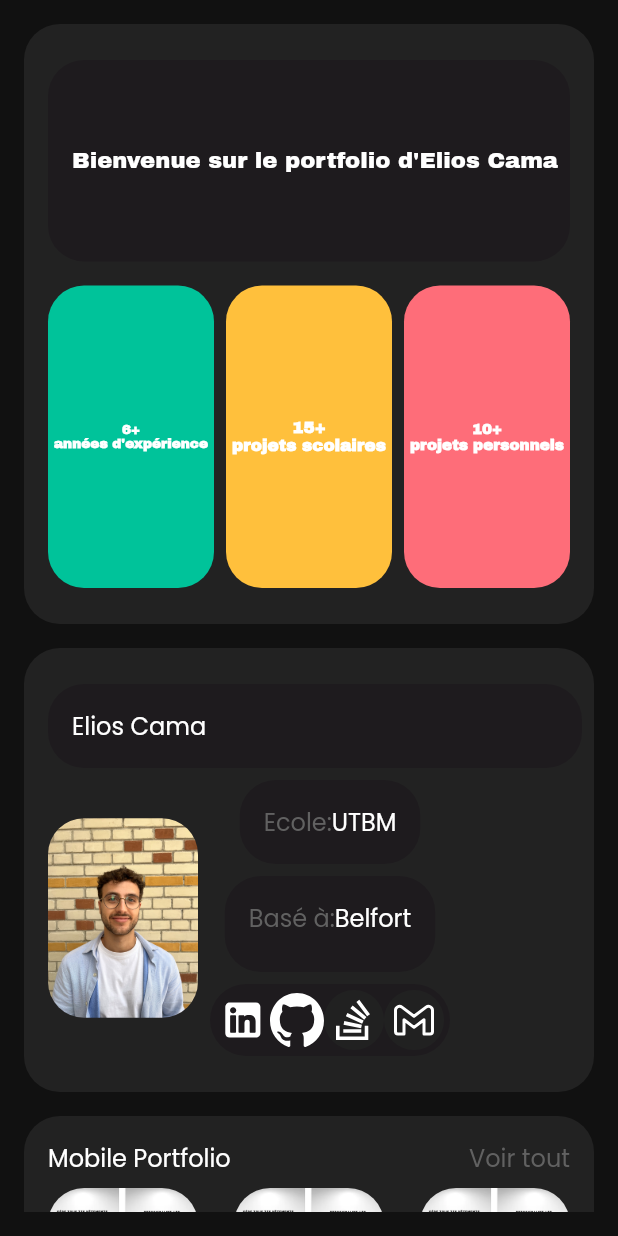
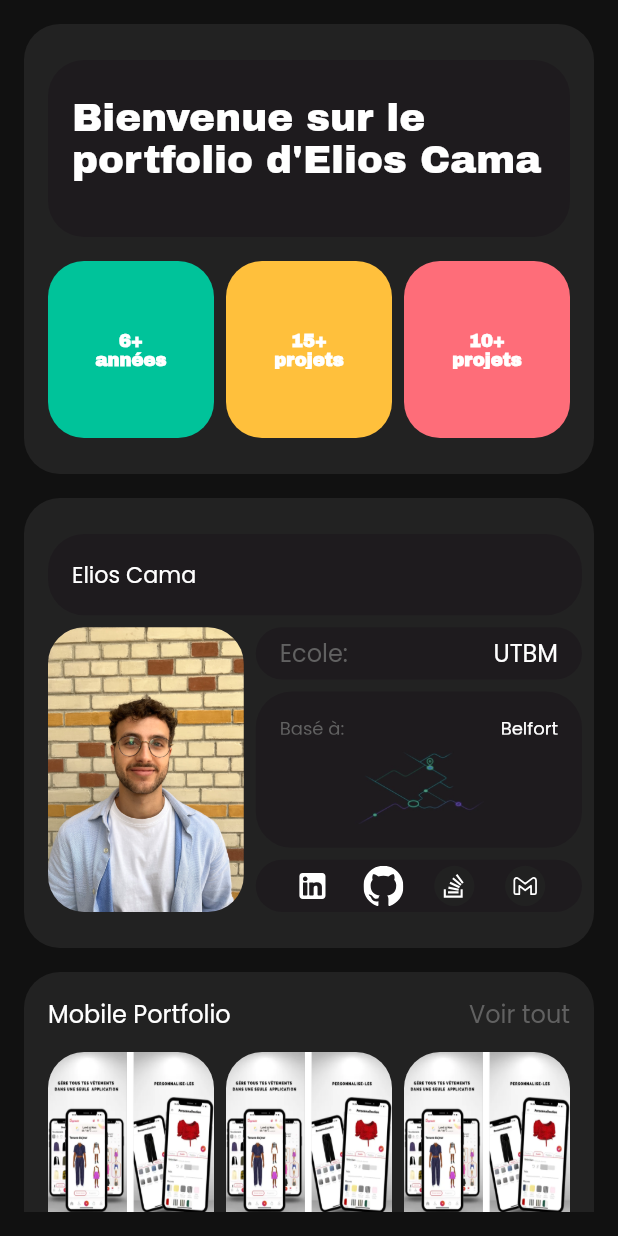
Before and after one commit to elios-cama/portfolio, a Flutter app: the screen it shows after launch, on a phone screen of 412 x 824 dp. Run offline on Flutter 3.47's test engine with Material 2 defaults, Android fonts, the light colour scheme and no system bars; drawn by our look-alikes of auto_size_text; our stand-ins replace flutter_svg, go_router, google_fonts, hooks_riverpod, riverpod.

Commit message:
finished the home page

```diff
--- a/lib/pages/layouts/home_page/desktop_grid_widget.dart
+++ b/lib/pages/layouts/home_page/desktop_grid_widget.dart
@@ -44,11 +44,11 @@ class DesktopGridWidget extends StatelessWidget {
               flex: 1,
               child: Column(
                 children: [
-                  Expanded(flex: 4,child: HomePageInfo(),),
+                  Expanded(flex: 3,child: HomePageInfo(),),
                   SizedBox(
                     height: defaultPadding,
                   ),
-                  Expanded(flex: 4,child: ResumeWidget(),),
+                  Expanded(flex: 2,child: ResumeWidget(),),
                 ],
               ),
             )
--- a/lib/pages/layouts/home_page/mobile_list_widget.dart
+++ b/lib/pages/layouts/home_page/mobile_list_widget.dart
@@ -22,21 +22,27 @@ class MobileListWidget extends StatelessWidget {
             mainAxisSize: MainAxisSize.min,
             children: [
               SizedBox(
+                height: 300,
                 child: HomePagePresentation(),
-                height: 400,
               ),
               SizedBox(
                 height: defaultPadding,
               ),
-              HomePageInfo(),
+              SizedBox(
+                height: 300,
+                child: HomePageInfo(),
+              ),
               SizedBox(
                 height: defaultPadding,
               ),
-              PortfolioCarousel(),
+              SizedBox(
+                height: 200,
+                child: PortfolioCarousel(),
+              ),
               SizedBox(
                 height: defaultPadding,
               ),
-              ResumeWidget()
+              SizedBox(height : 200,child: ResumeWidget())
             ],
           ),
         ),
--- a/lib/pages/side_bar/side_bar.dart
+++ b/lib/pages/side_bar/side_bar.dart
@@ -12,7 +12,6 @@ class SideBar extends ConsumerWidget {
   Widget build(BuildContext context, WidgetRef ref) {
     final pageIndex = ref.watch(sideBarIndexProvider);
     return Drawer(
-      width: 300,
       child: ListView(
         children: [
           DrawerHeader(
--- a/lib/responsive.dart
+++ b/lib/responsive.dart
@@ -17,21 +17,21 @@ class Responsive extends StatelessWidget {
       MediaQuery.of(context).size.width < 600;
 
   static bool isTablet(BuildContext context) =>
-      MediaQuery.of(context).size.width < 1100 &&
+      MediaQuery.of(context).size.width < 1000 &&
           MediaQuery.of(context).size.width >= 600;
 
   static bool isDesktop(BuildContext context) =>
-      MediaQuery.of(context).size.width >= 1100;
+      MediaQuery.of(context).size.width >= 1000;
 
   @override
   Widget build(BuildContext context) {
     final Size size = MediaQuery.of(context).size;
     // If our width is more than 1100 then we consider it a desktop
-    if (size.width >= 1100) {
+    if (size.width >= 1000) {
       return desktop;
     }
     // If width it less then 1100 and more then 850 we consider it as tablet
-    else if (size.width >= 850 && tablet != null) {
+    else if (size.width >= 600 && tablet != null) {
       return tablet!;
     }
     // Or less then that we called it mobile
--- a/lib/widgets/carousel/portfolio_carousel.dart
+++ b/lib/widgets/carousel/portfolio_carousel.dart
@@ -16,8 +16,12 @@ class PortfolioCarousel extends StatelessWidget {
           color: secondaryColor,
         ),
         child: Column(
+          crossAxisAlignment: CrossAxisAlignment.stretch,
+          mainAxisAlignment: MainAxisAlignment.spaceBetween,
           children: [
-            Row(
+            Expanded(
+              flex: 1,
+              child: Row(
                 mainAxisAlignment: MainAxisAlignment.spaceBetween,
                 children: [
                   const Text(
@@ -36,12 +40,13 @@ class PortfolioCarousel extends StatelessWidget {
                   ),
                 ],
               ),
-            const SizedBox(
-              height: 8,
             ),
-            Row(
+            const Spacer(),
+            const Expanded(
+              flex: 7,
+              child: Row(
                 mainAxisAlignment: MainAxisAlignment.spaceBetween,
-              children: const [
+                children: [
                   CarouselImageWidget(
                     path: 'daymode_carousel',
                   ),
@@ -58,6 +63,7 @@ class PortfolioCarousel extends StatelessWidget {
                     path: 'daymode_carousel',
                   ),
                 ],
+              ),
             )
           ],
         ));
--- a/lib/widgets/carousel/portfolio_carousel_image_widget.dart
+++ b/lib/widgets/carousel/portfolio_carousel_image_widget.dart
@@ -10,14 +10,14 @@ class CarouselImageWidget extends StatelessWidget {
 
   @override
   Widget build(BuildContext context) {
-    return Container(
-      width: 100,
-      height: 100,
-      decoration: BoxDecoration(
-        borderRadius: BorderRadius.circular(24),
-        image: DecorationImage(
-          image: AssetImage('assets/images/$path.png'),
-          fit: BoxFit.fill,
+    return Expanded(
+      child: Container(
+        decoration: BoxDecoration(
+          borderRadius: BorderRadius.circular(24),
+          image: DecorationImage(
+            image: AssetImage('assets/images/$path.png'),
+            fit: BoxFit.fill,
+          ),
         ),
       ),
     );
--- a/lib/widgets/informations/map_widget.dart
+++ b/lib/widgets/informations/map_widget.dart
@@ -1,3 +1,4 @@
+import 'package:auto_size_text/auto_size_text.dart';
 import 'package:flutter/material.dart';
 
 class MapWidget extends StatelessWidget {
@@ -13,28 +14,28 @@ class MapWidget extends StatelessWidget {
           borderRadius: BorderRadius.circular(24),
           color: const Color(0xFF1E1B1E),
         ),
-      child:Column(
+        child: Column(
           children: [
-              Row(
+            Expanded(
+              flex: 1,
+              child: Row(
                 mainAxisAlignment: MainAxisAlignment.spaceBetween,
-                crossAxisAlignment: CrossAxisAlignment.start,
                 children: [
-                  FittedBox(
-                    child: Text(
+                  AutoSizeText(
                     "Basé à:",
                     style: TextStyle(color: Colors.grey.shade700, fontSize: 16),
                   ),
-                  ),
-                  FittedBox(
-                    child: Text(
+                  AutoSizeText(
                     "Belfort",
                     style: TextStyle(color: Colors.white, fontSize: 16),
                   ),
-                  ),
                 ],
               ),
+            ),
             const SizedBox(height: 8),
-              Container(
+            Expanded(
+              flex: 4,
+              child: Container(
                 decoration: const BoxDecoration(
                   image: DecorationImage(
                     image: AssetImage('assets/images/map.png'),
@@ -42,8 +43,8 @@ class MapWidget extends StatelessWidget {
                   ),
                 ),
               ),
+            ),
           ],
-          )
-    );
+        ));
   }
 }
--- a/lib/widgets/informations/name_widget.dart
+++ b/lib/widgets/informations/name_widget.dart
@@ -8,14 +8,14 @@ class NameWidget extends StatelessWidget {
   @override
   Widget build(BuildContext context) {
     return Container(
-        padding: const EdgeInsets.all(16),
+      padding: const EdgeInsets.all(16),
         decoration: BoxDecoration(
           borderRadius: BorderRadius.circular(24),
           color: const Color(0xFF1E1B1E),
         ),
-        child: Row(
+        child: const Row(
           mainAxisAlignment: MainAxisAlignment.start,
-          children: const [
+          children: [
             FittedBox(
               fit: BoxFit.scaleDown,
               child: Text(
--- a/lib/widgets/informations/network_widget.dart
+++ b/lib/widgets/informations/network_widget.dart
@@ -16,9 +16,9 @@ class NetworksWidget extends StatelessWidget {
         borderRadius: BorderRadius.circular(24),
         color: const Color(0xFF1E1B1E),
       ),
-      child: Row(
+      child: const Row(
         mainAxisAlignment: MainAxisAlignment.spaceEvenly,
-        children: const [
+        children: [
           IconCircleFull(
             path: 'linkedin',
           ),
--- a/lib/widgets/informations/picture_case.dart
+++ b/lib/widgets/informations/picture_case.dart
@@ -8,8 +8,6 @@ class PictureWidget extends StatelessWidget {
   @override
   Widget build(BuildContext context) {
     return Container(
-      width: 100,
-      height: 133,
       decoration: BoxDecoration(
         borderRadius: BorderRadius.circular(24),
         color: const Color(0xFF1E1B1E),
--- a/lib/widgets/informations/presentation_page_info.dart
+++ b/lib/widgets/informations/presentation_page_info.dart
@@ -19,21 +19,33 @@ class HomePageInfo extends StatelessWidget {
         borderRadius: BorderRadius.circular(24),
         color: secondaryColor,
       ),
-      child: Column(
+      child: const Column(
         crossAxisAlignment: CrossAxisAlignment.stretch,
         children: [
-          const NameWidget(),
-          const SizedBox(
+          Expanded(
+            flex: 2,
+            child: NameWidget(),
+          ),
+          SizedBox(
             height: 8,
           ),
-          Row(
-            children: const [
-              PictureWidget(),
-              SizedBox(
-                width: 8,
-              ),
-              InfoColumnWidget()
-            ],
+          Expanded(
+            flex: 7,
+            child: Row(
+              children: [
+                Expanded(
+                  flex: 3,
+                  child: PictureWidget(),
+                ),
+                SizedBox(
+                  width: 8,
+                ),
+                Expanded(
+                  flex: 5,
+                  child: InfoColumnWidget(),
+                )
+              ],
+            ),
           )
         ],
       ),
@@ -48,17 +60,26 @@ class InfoColumnWidget extends StatelessWidget {
 
   @override
   Widget build(BuildContext context) {
-    return Column(
-      children: const [
-        SchoolNameWidget(),
+    return const Column(
+      children: [
+        Expanded(
+          flex: 1,
+          child: SchoolNameWidget(),
+        ),
         SizedBox(
           height: 8,
         ),
-        MapWidget(),
+        Expanded(
+          flex: 3,
+          child: MapWidget(),
+        ),
         SizedBox(
           height: 8,
         ),
-        NetworksWidget(),
+        Expanded(
+          flex: 1,
+          child: NetworksWidget(),
+        ),
       ],
     );
   }
--- a/lib/widgets/informations/school_widget.dart
+++ b/lib/widgets/informations/school_widget.dart
@@ -1,3 +1,4 @@
+import 'package:auto_size_text/auto_size_text.dart';
 import 'package:flutter/material.dart';
 
 class SchoolNameWidget extends StatelessWidget {
@@ -8,7 +9,7 @@ class SchoolNameWidget extends StatelessWidget {
   @override
   Widget build(BuildContext context) {
     return Container(
-      padding: const EdgeInsets.all(16),
+      padding: EdgeInsets.symmetric(horizontal: 16),
       decoration: BoxDecoration(
         borderRadius: BorderRadius.circular(24),
         color: const Color(0xFF1E1B1E),
@@ -16,17 +17,13 @@ class SchoolNameWidget extends StatelessWidget {
       child: Row(
         mainAxisAlignment: MainAxisAlignment.spaceBetween,
         children: [
-          FittedBox(
-            child: Text(
-              "Ecole:",
-              style: TextStyle(color: Colors.grey.shade700, fontSize: 16),
-            ),
+          AutoSizeText(
+            "Ecole:",
+            style: TextStyle(color: Colors.grey.shade700, fontSize: 16),
           ),
-          FittedBox(
-            child: Text(
-              "UTBM",
-              style: TextStyle(color: Colors.white, fontSize: 16),
-            ),
+          AutoSizeText(
+            "UTBM",
+            style: TextStyle(color: Colors.white, fontSize: 16),
           ),
         ],
       ),
--- a/lib/widgets/presentation/ColoredCase.dart
+++ b/lib/widgets/presentation/ColoredCase.dart
@@ -1,3 +1,4 @@
+import 'package:auto_size_text/auto_size_text.dart';
 import 'package:flutter/material.dart';
 
 class ColoredCase extends StatelessWidget {
@@ -22,11 +23,10 @@ class ColoredCase extends StatelessWidget {
           color: color,
         ),
         child: Center(
-          child: FittedBox(
-            fit: BoxFit.fitHeight,
-            child: Text(
+          child: AutoSizeText(
             '$number\n$description',
             textAlign: TextAlign.center,
+            maxLines: 2,
             style: const TextStyle(
               color: Colors.white,
               fontWeight: FontWeight.bold,
@@ -35,7 +35,6 @@ class ColoredCase extends StatelessWidget {
           ),
         ),
       ),
-      ),
     );
   }
 }
--- a/lib/widgets/presentation/presentation_page_presentation.dart
+++ b/lib/widgets/presentation/presentation_page_presentation.dart
@@ -1,3 +1,4 @@
+import 'package:auto_size_text/auto_size_text.dart';
 import 'package:flutter/material.dart';
 import 'package:portflolio/theme/constants.dart';
 import 'package:portflolio/widgets/presentation/ColoredCase.dart';
@@ -20,20 +21,19 @@ class HomePagePresentation extends StatelessWidget {
         mainAxisAlignment: MainAxisAlignment.spaceBetween,
         children: [
           Expanded(
-            flex: 2,
+            flex: 3,
             child: Container(
               padding: const EdgeInsets.only(top: 24, left: 16, right: 8, bottom: 24),
               decoration: BoxDecoration(
                 borderRadius: BorderRadius.circular(24),
                 color: const Color(0xFF1E1B1E),
               ),
-              child: const FittedBox(
-                child: Text(
-                  "Bienvenue sur le portfolio d'Elios Cama",
-                  textAlign: TextAlign.start,
-                  softWrap: true,
-                  style: TextStyle(color: Colors.white, fontFamily: 'Archivo', fontSize: 48),
-                ),
+              child: const AutoSizeText(
+                "Bienvenue sur le portfolio d'Elios Cama",
+                style: TextStyle(color: Colors.white, fontFamily: 'Archivo', fontSize: 48),
+                maxLines: 10, // Adjust this value based on your requirement
+                overflow: TextOverflow.fade,
+                textAlign: TextAlign.left,
               ),
             ),
           ),
--- a/lib/widgets/resume/resume_widget.dart
+++ b/lib/widgets/resume/resume_widget.dart
@@ -1,3 +1,4 @@
+import 'package:auto_size_text/auto_size_text.dart';
 import 'package:flutter/material.dart';
 import 'package:portflolio/theme/constants.dart';
 
@@ -8,9 +9,6 @@ class ResumeWidget extends StatelessWidget {
 
   @override
   Widget build(BuildContext context) {
-    final screenWidth = MediaQuery.of(context).size.width;
-    final screenHeight = MediaQuery.of(context).size.height;
-    final fontSize = screenWidth > 800 ? 16.0 : screenHeight / 30;
     return Container(
       padding: const EdgeInsets.all(16),
       decoration: BoxDecoration(
@@ -18,31 +16,39 @@ class ResumeWidget extends StatelessWidget {
         color: secondaryColor,
       ),
       child: Column(
-        crossAxisAlignment: CrossAxisAlignment.start,
-        children: [
-          Row(
+        crossAxisAlignment: CrossAxisAlignment.stretch,
         mainAxisAlignment: MainAxisAlignment.spaceBetween,
         children: [
-              Text(
+          Expanded(
+            flex: 1,
+            child: Row(
+              mainAxisAlignment: MainAxisAlignment.spaceBetween,
+              children: [
+                const Text(
                   'A propos',
                   textAlign: TextAlign.left,
-                style: TextStyle(color: Colors.white, fontSize: fontSize),
+                  style: TextStyle(color: Colors.white, fontSize: 16),
                 ),
                 Text(
                   "CV",
                   style: TextStyle(
-                  fontSize: fontSize,
+                    fontSize: 16,
                     color: Colors.grey.shade700,
                   ),
                 ),
               ],
             ),
-          const SizedBox(
-            height: 8,
           ),
-          Text(
+          const Spacer(),
+          Expanded(
+            flex: 7,
+            child:  AutoSizeText(
               'Long Text Lorem ipsum dolor sit amet, consectetur adipiscing elit, sed do eiusmod tempor incididunt ut labore et dolore magna aliqua. Ut enim ad minim veniam, quis nostrud exercitation ullamco laboris nisi ut aliquip ex ea commodo consequat.',
               style: TextStyle(color: Colors.grey.shade700, fontSize: 22),
+              maxLines: 10, // Adjust this value based on your requirement
+              overflow: TextOverflow.fade,
+              textAlign: TextAlign.left,
+            ),
           ),
         ],
       ),
--- a/lib/widgets/sideBar/drawer_list_tile.dart
+++ b/lib/widgets/sideBar/drawer_list_tile.dart
@@ -1,3 +1,4 @@
+import 'package:auto_size_text/auto_size_text.dart';
 import 'package:flutter/material.dart';
 import 'package:flutter_svg/svg.dart';
 import 'package:hooks_riverpod/hooks_riverpod.dart';
@@ -27,13 +28,13 @@ class DrawerListTile extends ConsumerWidget {
         'assets/svg/$svgName.svg',
         colorFilter: const ColorFilter.mode(Colors.white54, BlendMode.srcIn),
         height: 16,
+        width: 16,
+        fit: BoxFit.scaleDown,
       ),
-      title: FittedBox(
-        fit: BoxFit.scaleDown,
-        child: Text(
-          content,
-          style: TextStyle(color: index == selectedIndex ? Colors.blue.shade800 : Colors.white54),
-        ),
+      title: AutoSizeText(
+        content,
+        maxLines: 2,
+        style: TextStyle(color: index == selectedIndex ? Colors.blue.shade800 : Colors.white54),
       ),
     );
   }
--- a/pubspec.yaml
+++ b/pubspec.yaml
@@ -42,6 +42,7 @@ dependencies:
   flutter_hooks: ^0.18.6
   google_fonts: ^4.0.3
   flutter_svg: ^2.0.4
+  auto_size_text: ^3.0.0
 
 
 dev_dependencies:
```
Also changed, not shown: pubspec.lock. Lines whose indentation alone changed are shown as unchanged.
